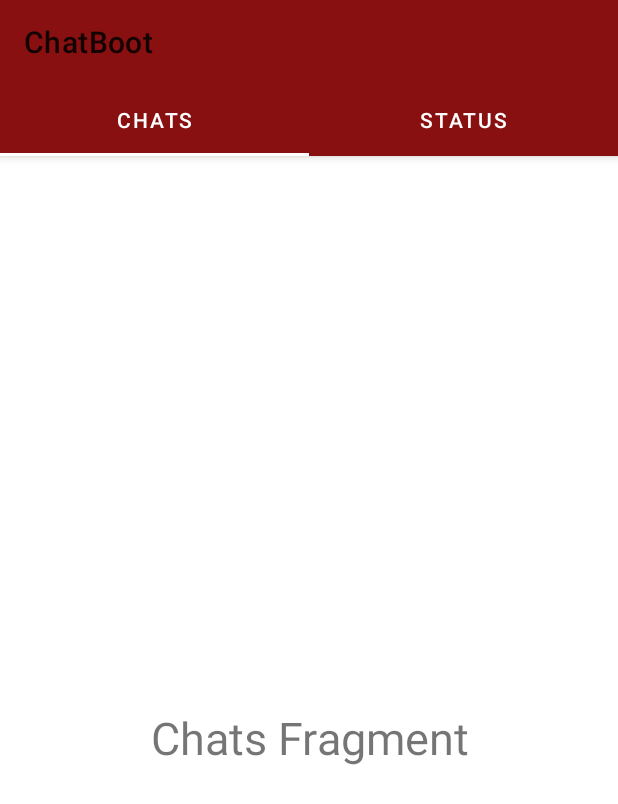
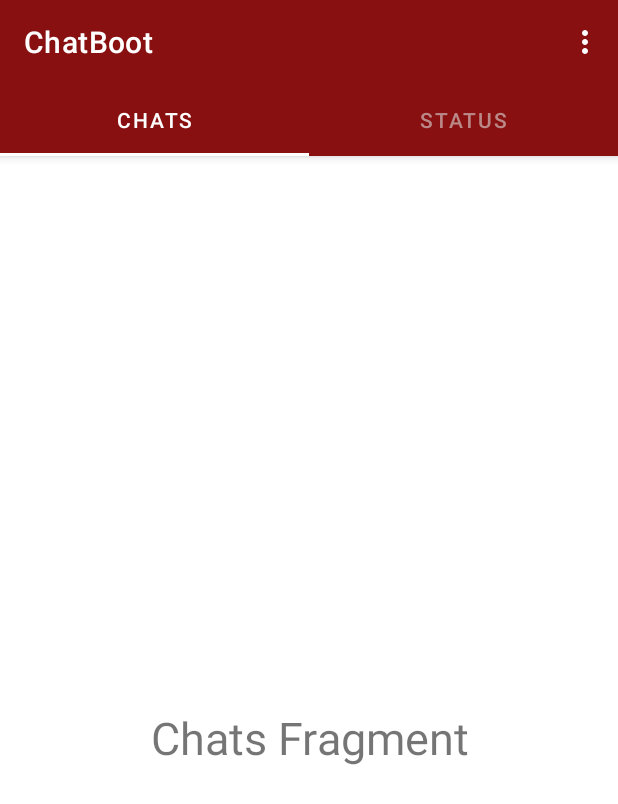
Before and after one commit to sonuhalder24/ChatBoot, an Android app: the ChatActivity screen opened directly, with no data from a screen before it, on a phone screen of 412 x 824 dp. Shown: the top 804 px of the screen. Run offline under Robolectric (Android 15) with nearby library versions, the phone set to English and light mode, and no system bars; our stand-ins replace Firebase (no records; nobody signed in at launch, a user with empty details on screens opened directly).

Commit message:
chatlayout bug resolve

```diff
--- a/app/src/main/java/com/example/chatboot/ChatActivity.kt
+++ b/app/src/main/java/com/example/chatboot/ChatActivity.kt
@@ -26,8 +26,8 @@ class ChatActivity : AppCompatActivity() {
         super.onCreate(savedInstanceState)
         setContentView(R.layout.activity_chat)
 
-        setSupportActionBar(toolbar)
-        supportActionBar?.setDisplayHomeAsUpEnabled(false)
+//        setSupportActionBar(toolbar)
+//        supportActionBar?.setDisplayHomeAsUpEnabled(false)
 
         auth = FirebaseAuth.getInstance()
         val user = auth.currentUser!!
--- a/app/src/main/res/layout/activity_chat.xml
+++ b/app/src/main/res/layout/activity_chat.xml
@@ -15,10 +15,12 @@
         android:layout_height="wrap_content"
         style="@style/Widget.MaterialComponents.AppBarLayout.PrimarySurface"
         >
-        <androidx.appcompat.widget.Toolbar
+        <com.google.android.material.appbar.MaterialToolbar
             android:id="@+id/toolbar"
+            app:title="ChatBoot"
             app:menu="@menu/profile_menu"
-            style="@style/Widget.MaterialComponents.TabLayout.PrimarySurface"
+            android:elevation="0dp"
+            style="@style/Widget.MaterialComponents.Toolbar.PrimarySurface"
             android:layout_width="match_parent"
             android:layout_height="?attr/actionBarSize"
             android:background="@android:color/transparent"
@@ -30,7 +32,8 @@
             android:layout_width="match_parent"
             android:layout_height="wrap_content"
             android:background="@color/colorPrimary"
-            app:tabTextColor="@android:color/white"
+            app:tabTextColor="#B5D1BABA"
+
             app:tabSelectedTextColor="@android:color/white"
             app:tabIndicatorColor="@android:color/white"/>
 
```
